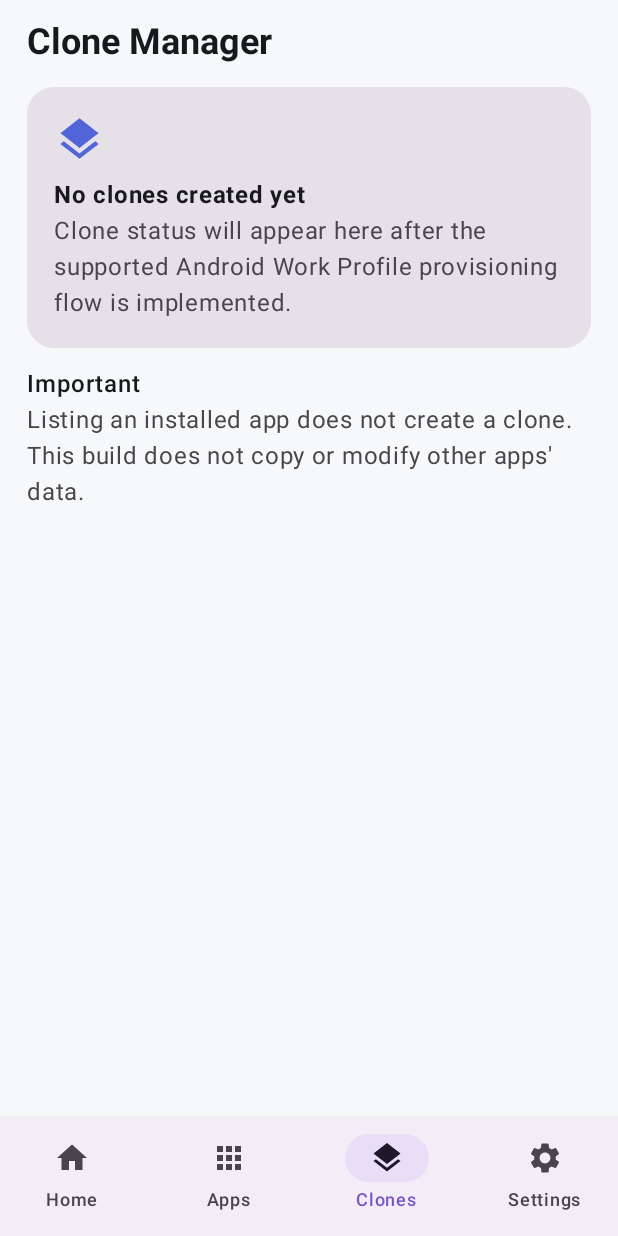
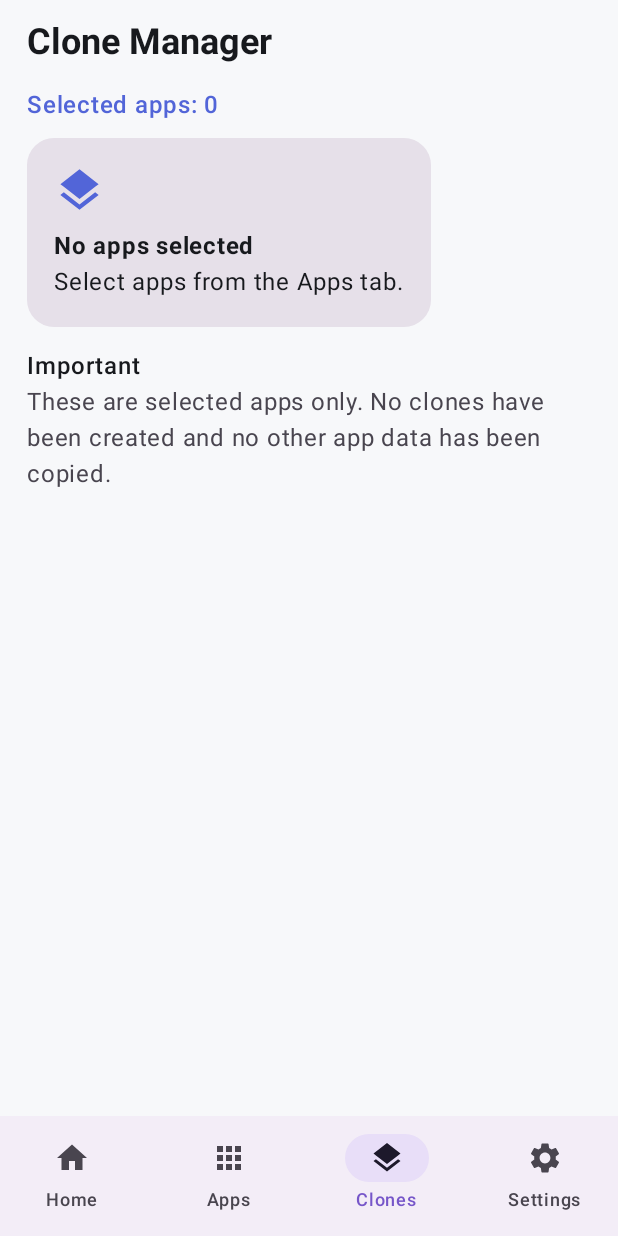
Before and after one commit to socialplatformbd/CloneX-BD, an Android app built with Jetpack Compose: the screen it shows after launch (MainActivity), item 3 of the bottom bar chosen, on a phone screen of 412 x 824 dp. Run offline under Robolectric (Android 15) with nearby library versions, the phone set to English and light mode, and no system bars.

Commit message:
Add app selection and Clone Manager UI

```diff
--- a/app/src/main/java/com/clonexbd/app/MainActivity.kt
+++ b/app/src/main/java/com/clonexbd/app/MainActivity.kt
@@ -74,6 +74,7 @@ private fun CloneXApp(
     val bn = language == "bn"
     var tab by remember { mutableIntStateOf(0) }
     var showInfo by remember { mutableStateOf(false) }
+    var selectedApps by remember { mutableStateOf<Map<String, String>>(emptyMap()) }
     val titles = if (bn) listOf("হোম", "অ্যাপস", "ক্লোন", "সেটিংস") else listOf("Home", "Apps", "Clones", "Settings")
     Scaffold(
         bottomBar = {
@@ -87,8 +88,17 @@ private fun CloneXApp(
     ) { padding ->
         when (tab) {
             0 -> HomeScreen(bn, Modifier.padding(padding), onGoApps = { tab = 1 }, onInfo = { showInfo = true })
-            1 -> AppsScreen(bn, Modifier.padding(padding))
-            2 -> CloneScreen(bn, Modifier.padding(padding))
+            1 -> AppsScreen(
+                bn, Modifier.padding(padding), selectedApps.keys,
+                onSelectionChange = { pkg, label, checked ->
+                    selectedApps = if (checked) selectedApps + (pkg to label)
+                    else selectedApps - pkg
+                }
+            )
+            2 -> CloneScreen(
+                bn, Modifier.padding(padding), selectedApps,
+                onRemove = { pkg -> selectedApps = selectedApps - pkg }
+            )
             else -> SettingsScreen(bn, dark, onDarkChange, onLanguageChange, Modifier.padding(padding), onInfo = { showInfo = true })
         }
     }
@@ -158,51 +168,133 @@ private fun StatCard(title: String, value: String, modifier: Modifier) {
     }
 }
 
+
 @Composable
-private fun AppsScreen(bn: Boolean, modifier: Modifier) {
+private fun AppsScreen(
+    bn: Boolean,
+    modifier: Modifier,
+    selectedPackages: Set<String>,
+    onSelectionChange: (String, String, Boolean) -> Unit
+) {
     val context = LocalContext.current
     var query by remember { mutableStateOf("") }
     var apps by remember { mutableStateOf(emptyList<AppEntry>()) }
     var loading by remember { mutableStateOf(true) }
+
     LaunchedEffect(Unit) {
         apps = runCatching {
             val pm = context.packageManager
-            val intent = Intent(Intent.ACTION_MAIN).addCategory(Intent.CATEGORY_LAUNCHER)
+            val intent = Intent(Intent.ACTION_MAIN)
+                .addCategory(Intent.CATEGORY_LAUNCHER)
+
             @Suppress("DEPRECATION")
             pm.queryIntentActivities(intent, PackageManager.MATCH_ALL)
                 .mapNotNull { info ->
                     val pkg = info.activityInfo.packageName
                     if (pkg == context.packageName) null
-                    else AppEntry(info.loadLabel(pm).toString(), pkg, info.loadIcon(pm))
-                }.distinctBy { it.packageName }.sortedBy { it.label.lowercase(Locale.getDefault()) }
+                    else AppEntry(
+                        info.loadLabel(pm).toString(),
+                        pkg,
+                        info.loadIcon(pm)
+                    )
+                }
+                .distinctBy { it.packageName }
+                .sortedBy { it.label.lowercase(Locale.getDefault()) }
         }.getOrDefault(emptyList())
+
         loading = false
     }
-    val filtered = apps.filter { it.label.contains(query, true) || it.packageName.contains(query, true) }
+
+    val filtered = apps.filter {
+        it.label.contains(query, true) ||
+            it.packageName.contains(query, true)
+    }
+
     Page(modifier) {
-        Text(if (bn) "ইনস্টল করা অ্যাপ" else "Installed Apps", style = MaterialTheme.typography.headlineSmall, fontWeight = FontWeight.Bold)
+        Text(
+            if (bn) "ইনস্টল করা অ্যাপ" else "Installed Apps",
+            style = MaterialTheme.typography.headlineSmall,
+            fontWeight = FontWeight.Bold
+        )
+
+        Spacer(Modifier.height(8.dp))
+
+        Text(
+            if (bn) "নির্বাচিত: ${selectedPackages.size} টি"
+            else "Selected: ${selectedPackages.size}",
+            color = MaterialTheme.colorScheme.primary,
+            fontWeight = FontWeight.SemiBold
+        )
+
         Spacer(Modifier.height(12.dp))
-        OutlinedTextField(query, { query = it }, modifier = Modifier.fillMaxWidth(),
+
+        OutlinedTextField(
+            query,
+            { query = it },
+            modifier = Modifier.fillMaxWidth(),
             leadingIcon = { Icon(Icons.Default.Search, null) },
-            placeholder = { Text(if (bn) "অ্যাপ খুঁজুন" else "Search apps") },
-            singleLine = true, shape = RoundedCornerShape(16.dp))
+            placeholder = {
+                Text(if (bn) "অ্যাপ খুঁজুন" else "Search apps")
+            },
+            singleLine = true,
+            shape = RoundedCornerShape(16.dp)
+        )
+
         Spacer(Modifier.height(10.dp))
+
         when {
-            loading -> Box(Modifier.fillMaxSize(), contentAlignment = Alignment.Center) { CircularProgressIndicator() }
-            filtered.isEmpty() -> Text(if (bn) "কোনো অ্যাপ পাওয়া যায়নি" else "No apps found")
-            else -> LazyColumn(verticalArrangement = Arrangement.spacedBy(8.dp)) {
+            loading -> Box(
+                Modifier.fillMaxSize(),
+                contentAlignment = Alignment.Center
+            ) {
+                CircularProgressIndicator()
+            }
+
+            filtered.isEmpty() -> Text(
+                if (bn) "কোনো অ্যাপ পাওয়া যায়নি" else "No apps found"
+            )
+
+            else -> LazyColumn(
+                verticalArrangement = Arrangement.spacedBy(8.dp)
+            ) {
                 items(filtered, key = { it.packageName }) { app ->
+                    val checked = app.packageName in selectedPackages
+
                     Card(shape = RoundedCornerShape(16.dp)) {
-                        Row(Modifier.fillMaxWidth().padding(12.dp), verticalAlignment = Alignment.CenterVertically) {
-                            Image(app.icon.toBitmap(96, 96).asImageBitmap(), null, Modifier.size(42.dp))
+                        Row(
+                            Modifier.fillMaxWidth().padding(12.dp),
+                            verticalAlignment = Alignment.CenterVertically
+                        ) {
+                            Image(
+                                app.icon.toBitmap(96, 96).asImageBitmap(),
+                                null,
+                                Modifier.size(42.dp)
+                            )
+
                             Spacer(Modifier.width(12.dp))
+
                             Column(Modifier.weight(1f)) {
-                                Text(app.label, fontWeight = FontWeight.SemiBold)
-                                Text(app.packageName, fontSize = 10.sp, color = MaterialTheme.colorScheme.onSurfaceVariant)
+                                Text(
+                                    app.label,
+                                    fontWeight = FontWeight.SemiBold
+                                )
+                                Text(
+                                    app.packageName,
+                                    fontSize = 10.sp,
+                                    color = MaterialTheme.colorScheme.onSurfaceVariant
+                                )
                             }
-                            TextButton(onClick = {
-                                // Deliberately does not pretend to clone: profile provisioning is a separate DPC flow.
-                            }) { Text(if (bn) "তথ্য" else "Details") }
+
+                            Checkbox(
+                                checked = checked,
+                                onCheckedChange = {
+                                    onSelectionChange(
+                                        app.packageName,
+                                        app.label,
+                                        it
+                                    )
+                                }
+                            )
                         }
                     }
                 }
@@ -212,23 +304,100 @@ private fun AppsScreen(bn: Boolean, modifier: Modifier) {
 }
 
 @Composable
-private fun CloneScreen(bn: Boolean, modifier: Modifier) {
+private fun CloneScreen(
+    bn: Boolean,
+    modifier: Modifier,
+    selectedApps: Map<String, String>,
+    onRemove: (String) -> Unit
+) {
     Page(modifier) {
-        Text(if (bn) "ক্লোন ম্যানেজার" else "Clone Manager", style = MaterialTheme.typography.headlineSmall, fontWeight = FontWeight.Bold)
+        Text(
+            if (bn) "ক্লোন ম্যানেজার" else "Clone Manager",
+            style = MaterialTheme.typography.headlineSmall,
+            fontWeight = FontWeight.Bold
+        )
+
         Spacer(Modifier.height(14.dp))
-        Card(shape = RoundedCornerShape(18.dp)) {
-            Column(Modifier.padding(18.dp)) {
-                Icon(Icons.Default.Layers, tint = MaterialTheme.colorScheme.primary, modifier = Modifier.size(34.dp), contentDescription = null)
-                Spacer(Modifier.height(8.dp))
-                Text(if (bn) "এখনো কোনো ক্লোন তৈরি হয়নি" else "No clones created yet", fontWeight = FontWeight.Bold)
-                Text(if (bn) "Android Work Profile-এর অনুমোদিত সেটআপ যুক্ত হলে এখানে ক্লোনের অবস্থা দেখা যাবে।" else "Clone status will appear here after the supported Android Work Profile provisioning flow is implemented.",
-                    color = MaterialTheme.colorScheme.onSurfaceVariant)
+
+        Text(
+            if (bn) "নির্বাচিত অ্যাপ: ${selectedApps.size} টি"
+            else "Selected apps: ${selectedApps.size}",
+            color = MaterialTheme.colorScheme.primary,
+            fontWeight = FontWeight.SemiBold
+        )
+
+        Spacer(Modifier.height(10.dp))
+
+        if (selectedApps.isEmpty()) {
+            Card(shape = RoundedCornerShape(18.dp)) {
+                Column(Modifier.padding(18.dp)) {
+                    Icon(
+                        Icons.Default.Layers,
+                        tint = MaterialTheme.colorScheme.primary,
+                        modifier = Modifier.size(34.dp),
+                        contentDescription = null
+                    )
+
+                    Spacer(Modifier.height(8.dp))
+
+                    Text(
+                        if (bn) "কোনো অ্যাপ নির্বাচন করা হয়নি"
+                        else "No apps selected",
+                        fontWeight = FontWeight.Bold
+                    )
+
+                    Text(
+                        if (bn) "Apps থেকে অ্যাপ নির্বাচন করুন।"
+                        else "Select apps from the Apps tab."
+                    )
+                }
+            }
+        } else {
+            LazyColumn(
+                modifier = Modifier.weight(1f, fill = false),
+                verticalArrangement = Arrangement.spacedBy(8.dp)
+            ) {
+                items(selectedApps.toList(), key = { it.first }) { item ->
+                    Card(shape = RoundedCornerShape(16.dp)) {
+                        Row(
+                            Modifier.fillMaxWidth().padding(12.dp),
+                            verticalAlignment = Alignment.CenterVertically
+                        ) {
+                            Column(Modifier.weight(1f)) {
+                                Text(
+                                    item.second,
+                                    fontWeight = FontWeight.SemiBold
+                                )
+                                Text(
+                                    item.first,
+                                    fontSize = 10.sp,
+                                    color = MaterialTheme.colorScheme.onSurfaceVariant
+                                )
+                            }
+
+                            TextButton(onClick = { onRemove(item.first) }) {
+                                Text(if (bn) "বাদ দিন" else "Remove")
+                            }
+                        }
+                    }
+                }
             }
         }
-        Spacer(Modifier.height(12.dp))
-        Text(if (bn) "গুরুত্বপূর্ণ" else "Important", fontWeight = FontWeight.SemiBold)
-        Text(if (bn) "শুধু অ্যাপের তালিকা দেখা মানেই ক্লোন তৈরি নয়। এই সংস্করণে কোনো অ্যাপের ডেটা কপি বা পরিবর্তন করা হয় না।" else "Listing an installed app does not create a clone. This build does not copy or modify other apps' data.",
-            color = MaterialTheme.colorScheme.onSurfaceVariant)
+
+        Spacer(Modifier.height(14.dp))
+
+        Text(
+            if (bn) "গুরুত্বপূর্ণ" else "Important",
+            fontWeight = FontWeight.SemiBold
+        )
+
+        Text(
+            if (bn)
+                "এগুলো শুধু নির্বাচিত অ্যাপ। এখনো কোনো ক্লোন তৈরি হয়নি বা অন্য অ্যাপের ডেটা কপি করা হয়নি।"
+            else
+                "These are selected apps only. No clones have been created and no other app data has been copied.",
+            color = MaterialTheme.colorScheme.onSurfaceVariant
+        )
     }
 }
 
```
Also changed, not shown: 1 other file.
